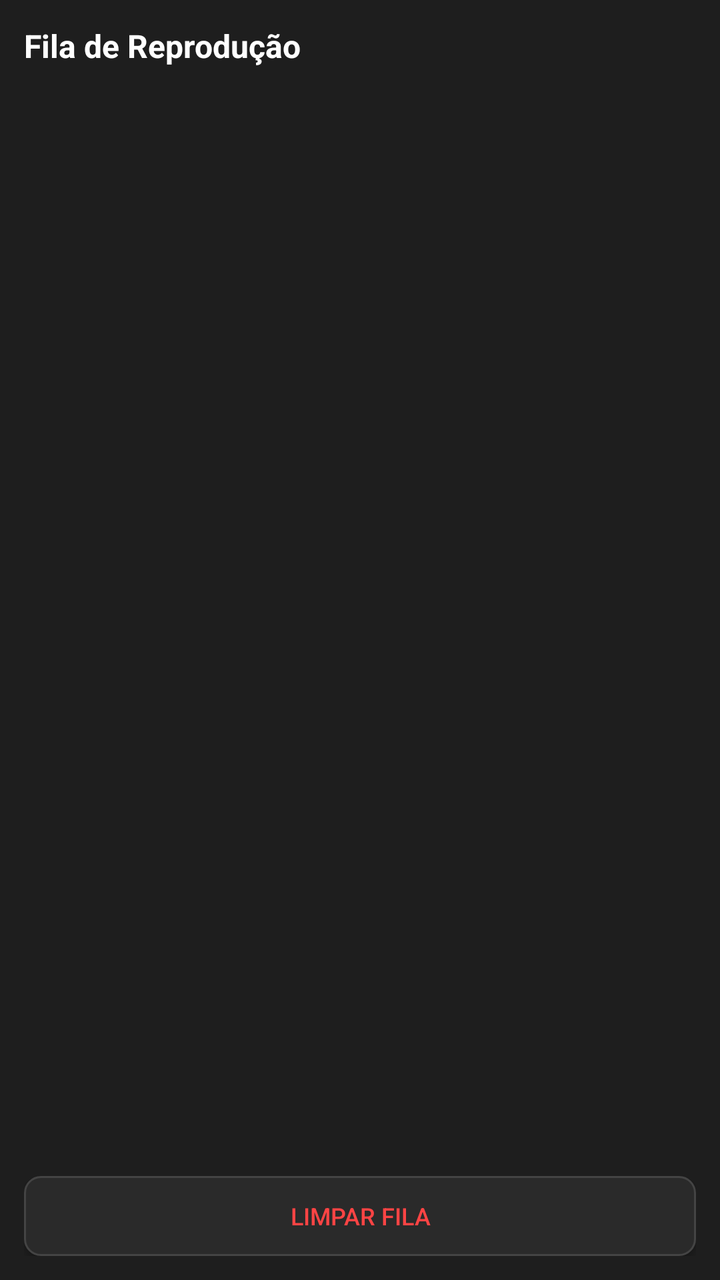
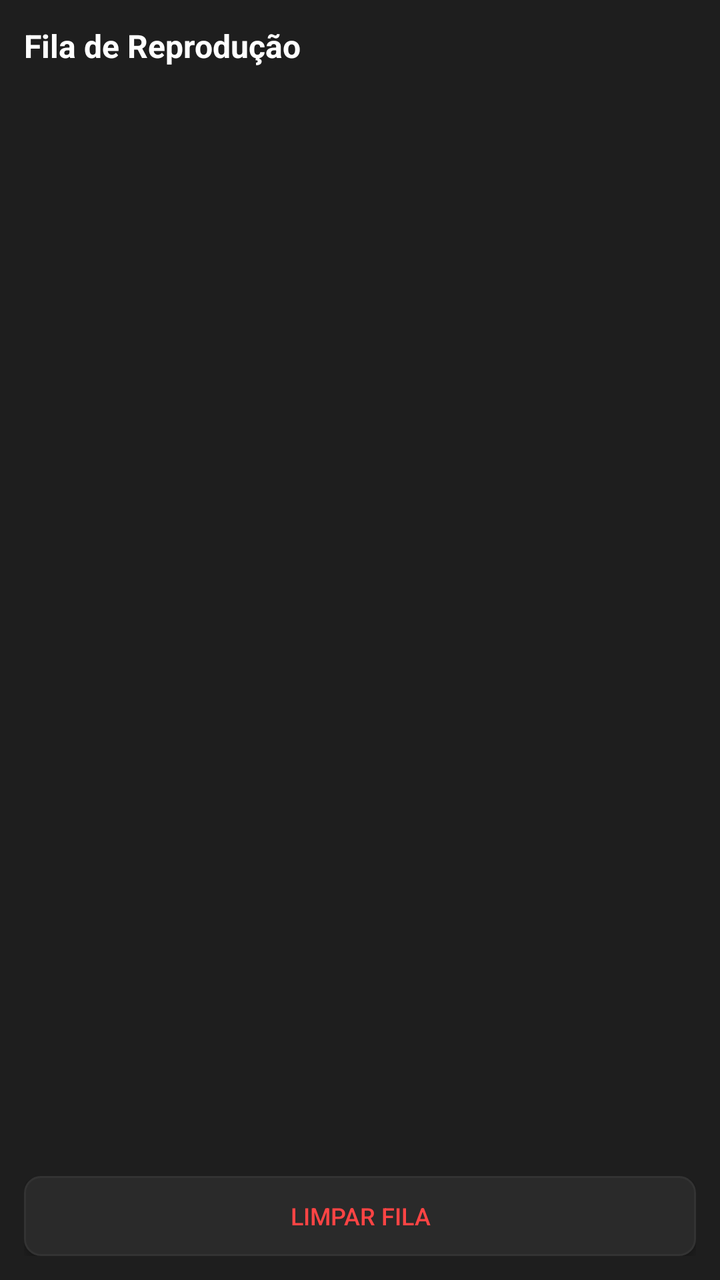

An Android layout rendered at two revisions. The XML below is the earlier revision; the diff shows what the commit changed to produce the second picture.
<!-- AndroidManifest.xml: application theme Theme.Mp3Player -->
<!-- res/layout/bottom_sheet_queue.xml -->
<?xml version="1.0" encoding="utf-8"?>
<LinearLayout xmlns:android="http://schemas.android.com/apk/res/android"
    android:layout_width="match_parent"
    android:layout_height="match_parent"
    android:orientation="vertical"
    android:background="#1E1E1E"
    android:padding="12dp">

    <TextView
        android:layout_width="wrap_content"
        android:layout_height="wrap_content"
        android:text="Fila de Reprodu\u00e7\u00e3o"
        android:textColor="#FFFFFF"
        android:textSize="16sp"
        android:textStyle="bold"
        android:layout_marginBottom="8dp" />

    <TextView
        android:id="@+id/tv_queue_empty"
        android:layout_width="wrap_content"
        android:layout_height="wrap_content"
        android:text="Nenhuma musica na fila"
        android:textColor="#888888"
        android:textSize="14sp"
        android:visibility="gone" />

    <ListView
        android:id="@+id/queue_list"
        android:layout_width="match_parent"
        android:layout_height="0dp"
        android:layout_weight="1"
        android:divider="#3D3D3D"
        android:dividerHeight="1dp" />

    <Button
        android:id="@+id/btn_clear_queue"
        android:layout_width="match_parent"
        android:layout_height="40dp"
        android:text="LIMPAR FILA"
        android:background="@drawable/bg_preset_btn"
        android:textColor="#FF4444"
        android:textSize="12sp"
        android:layout_marginTop="8dp" />

</LinearLayout>
<!-- resources referenced by this layout -->
<resources>
  <!-- drawable bg_preset_btn (drawable) -->
  <?xml version="1.0" encoding="utf-8"?>
  <shape xmlns:android="http://schemas.android.com/apk/res/android"
      android:shape="rectangle">
      <solid android:color="#2A2A2A" />
      <stroke android:width="1dp" android:color="#444444" />
      <corners android:radius="8dp" />
      <padding android:left="12dp" android:top="6dp" android:right="12dp" android:bottom="6dp" />
  </shape>
  <style name="Theme.Mp3Player" parent="Theme.AppCompat.DayNight.NoActionBar">
          <item name="colorPrimary">@color/primary</item>
          <item name="colorPrimaryDark">@color/background</item>
          <item name="colorAccent">@color/primary</item>
          <item name="android:statusBarColor">@color/background</item>
          <item name="android:navigationBarColor">@color/background</item>
      </style>
  <color name="primary">#1DB954</color>
  <color name="background">#121212</color>
</resources>

<!-- the commit's change to res/layout/bottom_sheet_queue.xml (unified diff, before → after) -->
@@ -3,14 +3,14 @@
     android:layout_width="match_parent"
     android:layout_height="match_parent"
     android:orientation="vertical"
-    android:background="#1E1E1E"
+    android:background="?attr/themeSurface"
     android:padding="12dp">
 
     <TextView
         android:layout_width="wrap_content"
         android:layout_height="wrap_content"
         android:text="Fila de Reprodu\u00e7\u00e3o"
-        android:textColor="#FFFFFF"
+        android:textColor="?attr/themeTextPrimary"
         android:textSize="16sp"
         android:textStyle="bold"
         android:layout_marginBottom="8dp" />
@@ -20,7 +20,7 @@
         android:layout_width="wrap_content"
         android:layout_height="wrap_content"
         android:text="Nenhuma musica na fila"
-        android:textColor="#888888"
+        android:textColor="?attr/themeTextTertiary"
         android:textSize="14sp"
         android:visibility="gone" />
 
@@ -29,7 +29,7 @@
         android:layout_width="match_parent"
         android:layout_height="0dp"
         android:layout_weight="1"
-        android:divider="#3D3D3D"
+        android:divider="?attr/themeDivider"
         android:dividerHeight="1dp" />
 
     <Button
@@ -38,7 +38,7 @@
         android:layout_height="40dp"
         android:text="LIMPAR FILA"
         android:background="@drawable/bg_preset_btn"
-        android:textColor="#FF4444"
+        android:textColor="@color/favorite"
         android:textSize="12sp"
         android:layout_marginTop="8dp" />
 
<!-- resource entries referenced after the edit -->
@@ -1,22 +1,45 @@
 <!-- resources referenced by this layout -->
 <resources>
+  <color name="favorite">#FF4444</color>
   <!-- drawable bg_preset_btn (drawable) -->
   <?xml version="1.0" encoding="utf-8"?>
   <shape xmlns:android="http://schemas.android.com/apk/res/android"
       android:shape="rectangle">
-      <solid android:color="#2A2A2A" />
-      <stroke android:width="1dp" android:color="#444444" />
+      <solid android:color="?attr/themeSurface2" />
+      <stroke android:width="1dp" android:color="?attr/themeDivider" />
       <corners android:radius="8dp" />
       <padding android:left="12dp" android:top="6dp" android:right="12dp" android:bottom="6dp" />
   </shape>
   <style name="Theme.Mp3Player" parent="Theme.AppCompat.DayNight.NoActionBar">
           <item name="colorPrimary">@color/primary</item>
-          <item name="colorPrimaryDark">@color/background</item>
+          <item name="colorPrimaryDark">@color/dark_background</item>
           <item name="colorAccent">@color/primary</item>
-          <item name="android:statusBarColor">@color/background</item>
-          <item name="android:navigationBarColor">@color/background</item>
+          <item name="android:statusBarColor">@color/dark_background</item>
+          <item name="android:navigationBarColor">@color/dark_background</item>
+          <item name="themeBackground">@color/dark_background</item>
+          <item name="themeSurface">@color/dark_surface</item>
+          <item name="themeSurface2">@color/dark_surface2</item>
+          <item name="themeCard">@color/dark_card</item>
+          <item name="themeTextPrimary">@color/dark_textPrimary</item>
+          <item name="themeTextSecondary">@color/dark_textSecondary</item>
+          <item name="themeTextTertiary">@color/dark_textTertiary</item>
+          <item name="themeHint">@color/dark_hint</item>
+          <item name="themeDivider">@color/dark_divider</item>
+          <item name="themeNavBg">@color/dark_navBackground</item>
+          <item name="themeSearchBg">@color/searchBg</item>
+          <item name="themePlayerBg">@color/dark_surface2</item>
       </style>
   <color name="primary">#1DB954</color>
-  <color name="background">#121212</color>
+  <color name="dark_background">#121212</color>
+  <color name="dark_surface">#1E1E1E</color>
+  <color name="dark_surface2">#2A2A2A</color>
+  <color name="dark_card">#1A1A1A</color>
+  <color name="dark_textPrimary">#FFFFFF</color>
+  <color name="dark_textSecondary">#AAAAAA</color>
+  <color name="dark_textTertiary">#666666</color>
+  <color name="dark_hint">#888888</color>
+  <color name="dark_divider">#333333</color>
+  <color name="dark_navBackground">#1E1E1E</color>
+  <color name="searchBg">#333333</color>
 </resources>
 
